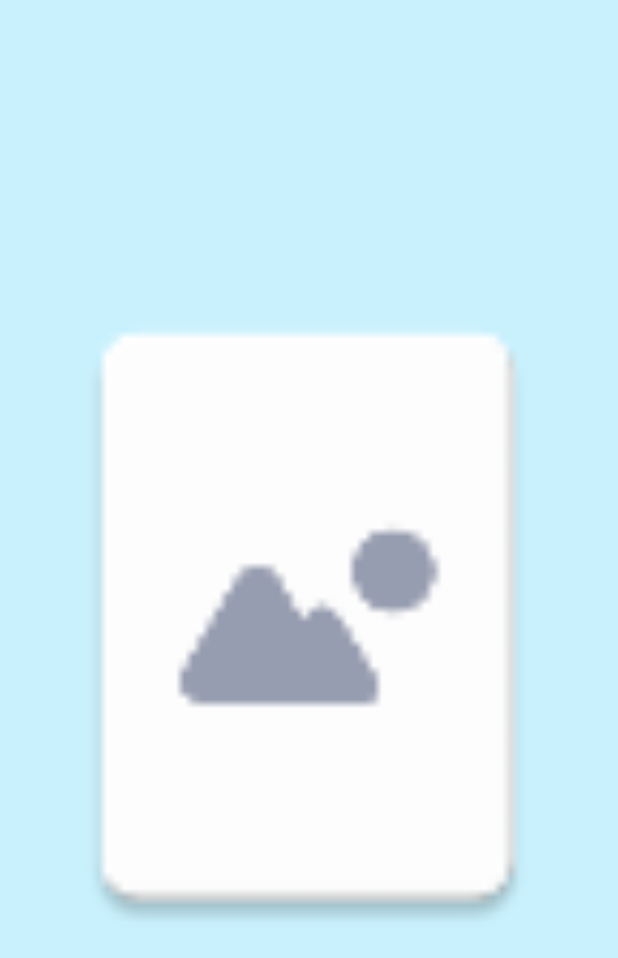
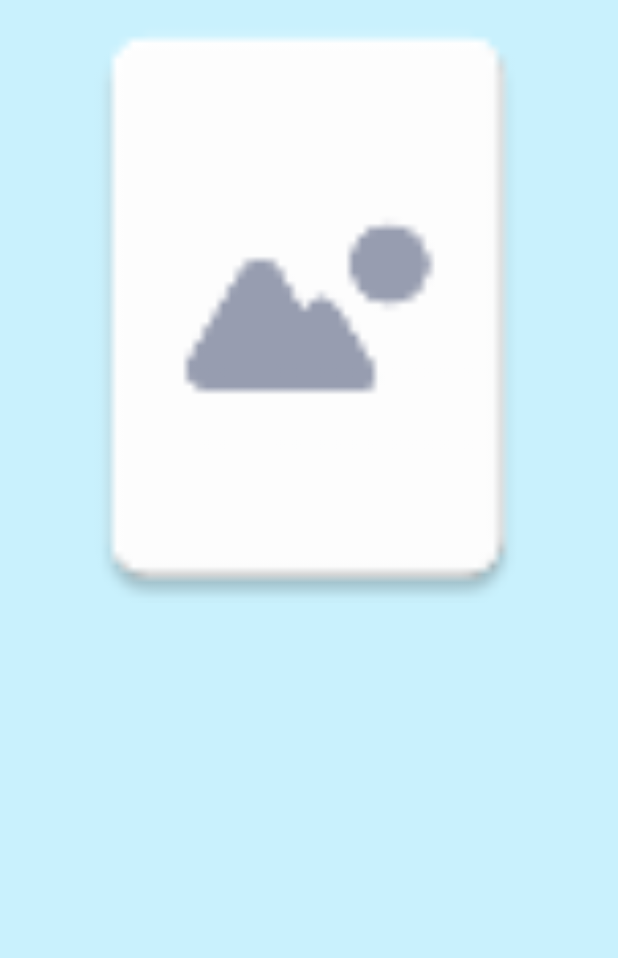
Before and after one commit to CMPUT301W22T00/QRHunt, an Android app: the layout qr_grid_element.xml on its own in the app's theme, with its tools: preview values and no code run, on a phone screen of 412 x 824 dp. Shown: the top 958 px of the screen. Run offline under Robolectric (Android 15) with nearby library versions, the phone set to English and light mode, and no system bars; Roboto replaces fonts that are not available here.

Commit message:
Update qr_grid_element.xml

```diff
--- a/app/src/main/res/layout/qr_grid_element.xml
+++ b/app/src/main/res/layout/qr_grid_element.xml
@@ -1,14 +1,17 @@
 <?xml version="1.0" encoding="utf-8"?>
-<LinearLayout
+<androidx.constraintlayout.widget.ConstraintLayout
     xmlns:android="http://schemas.android.com/apk/res/android"
     xmlns:app="http://schemas.android.com/apk/res-auto"
     android:layout_width="match_parent"
     android:layout_height="match_parent"
-    android:background="@color/accent_blue_light">
+    android:background="@color/accent_blue_light"
+    android:padding="10dp">
 
     <ImageView
         android:id="@+id/imageView2"
         android:layout_width="match_parent"
-        android:layout_height="match_parent"
-        app:srcCompat="@mipmap/ic_image_holder" />
-</LinearLayout>
+        android:layout_height="0dp"
+        app:layout_constraintDimensionRatio="H,1:1"
+        app:srcCompat="@mipmap/ic_image_holder"
+        android:scaleType="centerCrop"/>
+</androidx.constraintlayout.widget.ConstraintLayout>
```
